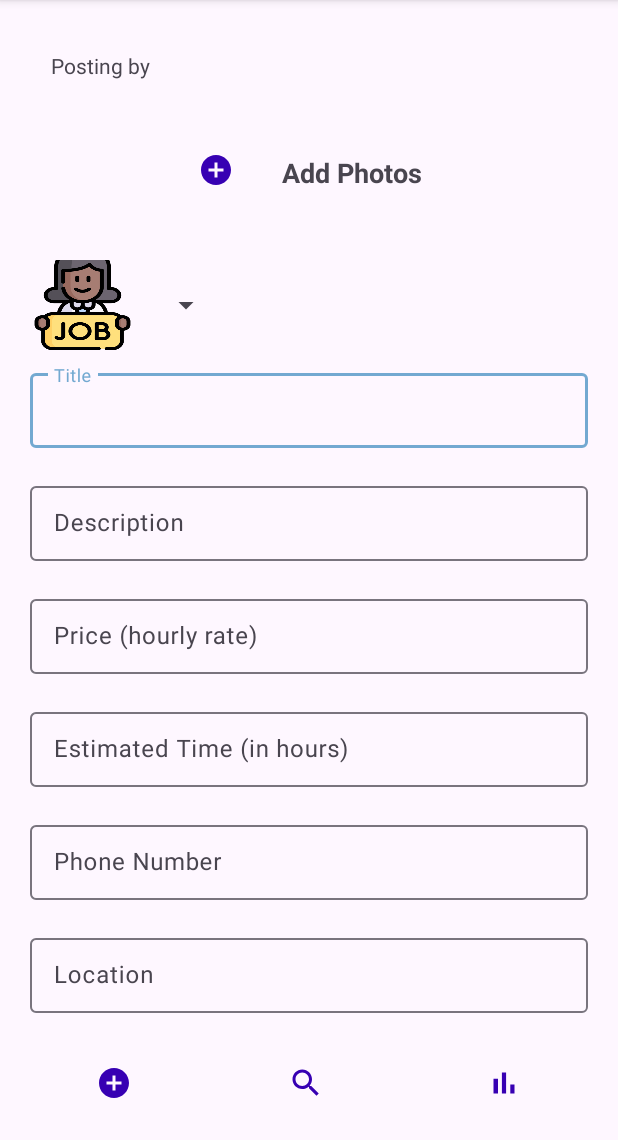
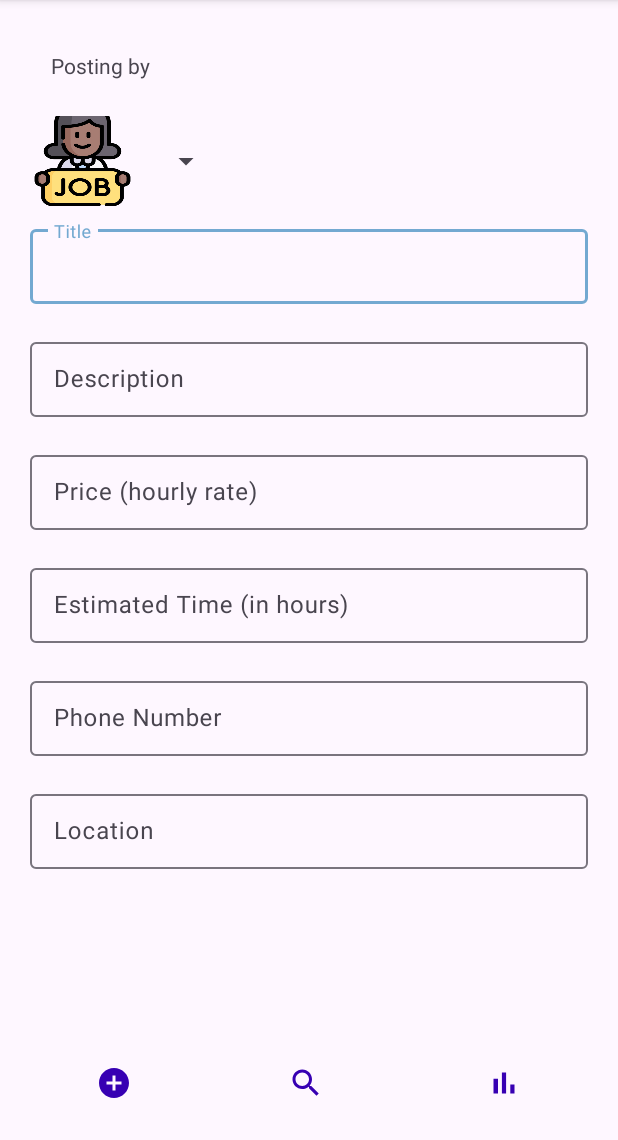
Before and after one commit to mgill1009/HandyManApp, an Android app: the screen it shows after launch once a user with an empty profile is signed in (UserPostActivity), after a tap on "ADD JOB", on a phone screen of 412 x 824 dp, the part 96-1236 px from its top. Run offline under Robolectric (Android 15) with nearby library versions, the phone set to English and light mode, and no system bars; our stand-ins replace Firebase (no records; nobody signed in at launch, a user with empty details on screens opened directly).

Commit message:
Removed unused Add Photos Button

```diff
--- a/app/src/main/res/layout/activity_user_post.xml
+++ b/app/src/main/res/layout/activity_user_post.xml
@@ -25,45 +25,6 @@
                 android:layout_marginEnd="20dp"
                 android:padding="14dp"
                 android:text="@string/my_name" />
-
-            <RelativeLayout
-                android:layout_width="match_parent"
-                android:layout_height="wrap_content">
-
-                <ImageView
-                    android:id="@+id/userImage"
-                    android:layout_width="match_parent"
-                    android:layout_height="wrap_content"
-                    android:layout_alignParentBottom="true"
-                    android:layout_marginStart="20dp"
-                    android:layout_marginEnd="20dp"
-                    android:contentDescription="@string/user_image"
-                    android:padding="48dp" />
-
-                <androidx.appcompat.widget.AppCompatImageButton
-                    android:id="@+id/userImgAddBtn"
-                    android:layout_width="wrap_content"
-                    android:layout_height="wrap_content"
-                    android:layout_marginStart="120dp"
-                    android:layout_marginTop="22dp"
-                    android:background="@android:color/transparent"
-                    android:contentDescription="@string/add_photos"
-                    android:minWidth="48dp"
-                    android:minHeight="48dp"
-                    android:src="@drawable/ic_add"
-                    android:tint="@color/design_default_color_primary_dark" />
-
-                <TextView
-                    android:layout_width="wrap_content"
-                    android:layout_height="wrap_content"
-                    android:layout_centerVertical="true"
-                    android:layout_marginStart="20dp"
-                    android:layout_toEndOf="@+id/userImgAddBtn"
-                    android:text="@string/add_photos"
-                    android:textSize="18sp"
-                    android:textStyle="bold" />
-
-            </RelativeLayout>
 
             <Spinner
                 android:layout_margin="10dp"
```
